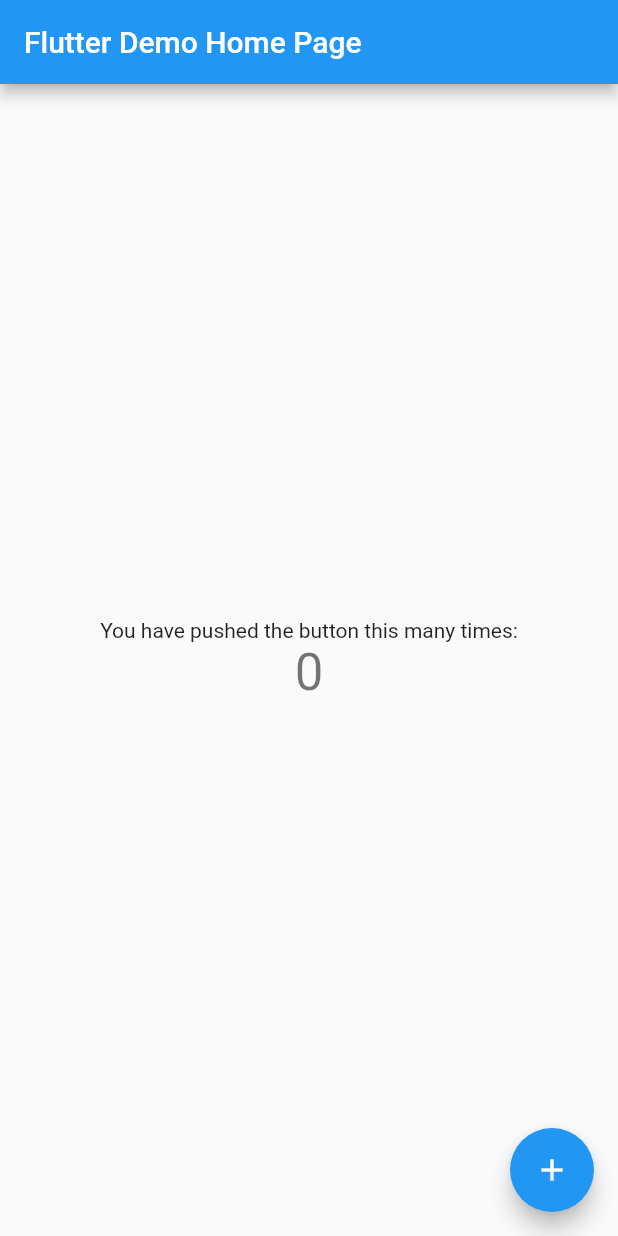
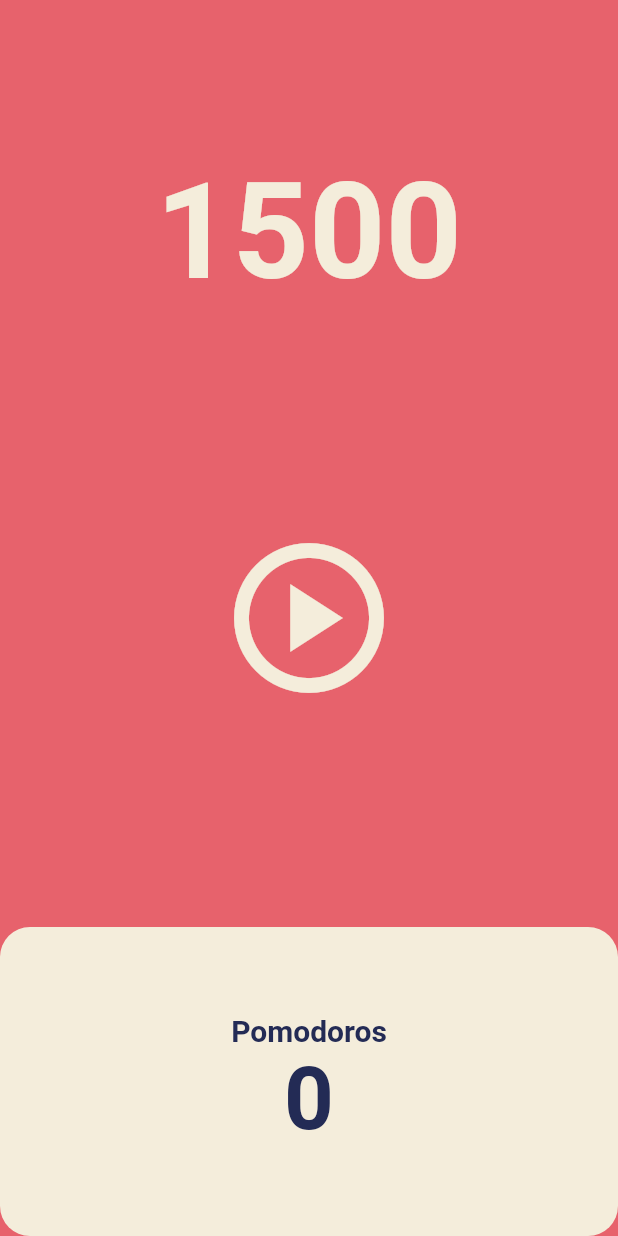
Before and after one commit to jaewonchung97/pomodoro, a Flutter app: the screen it shows after launch, on a phone screen of 412 x 824 dp. Run offline on Flutter 3.47's test engine with Material 2 defaults, Android fonts, the phone set to English and light mode, and no system bars.

Commit message:
Add the basic structure of main page

```diff
--- a/lib/main.dart
+++ b/lib/main.dart
@@ -1,4 +1,5 @@
 import 'package:flutter/material.dart';
+import 'package:pomodoro/screens/home_screen.dart';
 
 void main() {
   runApp(const MyApp());
@@ -11,105 +12,17 @@ class MyApp extends StatelessWidget {
   @override
   Widget build(BuildContext context) {
     return MaterialApp(
-      title: 'Flutter Demo',
+      title: 'Pomodoro App',
       theme: ThemeData(
-        // This is the theme of your application.
-        //
-        // Try running your application with "flutter run". You'll see the
-        // application has a blue toolbar. Then, without quitting the app, try
-        // changing the primarySwatch below to Colors.green and then invoke
-        // "hot reload" (press "r" in the console where you ran "flutter run",
-        // or simply save your changes to "hot reload" in a Flutter IDE).
-        // Notice that the counter didn't reset back to zero; the application
-        // is not restarted.
-        primarySwatch: Colors.blue,
-      ),
-      home: const MyHomePage(title: 'Flutter Demo Home Page'),
+          textTheme: const TextTheme(
+            displayLarge: TextStyle(
+              color: Color(0xFF232B55),
+            ),
+          ),
+          cardColor: const Color(0xFFF4EDDB),
+          colorScheme: ColorScheme.fromSwatch()
+              .copyWith(background: const Color(0xFFE7626C))),
+      home: HomeScreen(),
     );
   }
 }
-
-class MyHomePage extends StatefulWidget {
-  const MyHomePage({super.key, required this.title});
-
-  // This widget is the home page of your application. It is stateful, meaning
-  // that it has a State object (defined below) that contains fields that affect
-  // how it looks.
-
-  // This class is the configuration for the state. It holds the values (in this
-  // case the title) provided by the parent (in this case the App widget) and
-  // used by the build method of the State. Fields in a Widget subclass are
-  // always marked "final".
-
-  final String title;
-
-  @override
-  State<MyHomePage> createState() => _MyHomePageState();
-}
-
-class _MyHomePageState extends State<MyHomePage> {
-  int _counter = 0;
-
-  void _incrementCounter() {
-    setState(() {
-      // This call to setState tells the Flutter framework that something has
-      // changed in this State, which causes it to rerun the build method below
-      // so that the display can reflect the updated values. If we changed
-      // _counter without calling setState(), then the build method would not be
-      // called again, and so nothing would appear to happen.
-      _counter++;
-    });
-  }
-
-  @override
-  Widget build(BuildContext context) {
-    // This method is rerun every time setState is called, for instance as done
-    // by the _incrementCounter method above.
-    //
-    // The Flutter framework has been optimized to make rerunning build methods
-    // fast, so that you can just rebuild anything that needs updating rather
-    // than having to individually change instances of widgets.
-    return Scaffold(
-      appBar: AppBar(
-        // Here we take the value from the MyHomePage object that was created by
-        // the App.build method, and use it to set our appbar title.
-        title: Text(widget.title),
-      ),
-      body: Center(
-        // Center is a layout widget. It takes a single child and positions it
-        // in the middle of the parent.
-        child: Column(
-          // Column is also a layout widget. It takes a list of children and
-          // arranges them vertically. By default, it sizes itself to fit its
-          // children horizontally, and tries to be as tall as its parent.
-          //
-          // Invoke "debug painting" (press "p" in the console, choose the
-          // "Toggle Debug Paint" action from the Flutter Inspector in Android
-          // Studio, or the "Toggle Debug Paint" command in Visual Studio Code)
-          // to see the wireframe for each widget.
-          //
-          // Column has various properties to control how it sizes itself and
-          // how it positions its children. Here we use mainAxisAlignment to
-          // center the children vertically; the main axis here is the vertical
-          // axis because Columns are vertical (the cross axis would be
-          // horizontal).
-          mainAxisAlignment: MainAxisAlignment.center,
-          children: <Widget>[
-            const Text(
-              'You have pushed the button this many times:',
-            ),
-            Text(
-              '$_counter',
-              style: Theme.of(context).textTheme.headlineMedium,
-            ),
-          ],
-        ),
-      ),
-      floatingActionButton: FloatingActionButton(
-        onPressed: _incrementCounter,
-        tooltip: 'Increment',
-        child: const Icon(Icons.add),
-      ), // This trailing comma makes auto-formatting nicer for build methods.
-    );
-  }
-}
--- /dev/null
+++ b/lib/screens/home_screen.dart
@@ -0,0 +1,116 @@
+import 'dart:async';
+
+import 'package:flutter/material.dart';
+
+class HomeScreen extends StatefulWidget {
+  const HomeScreen({Key? key}) : super(key: key);
+
+  @override
+  State<HomeScreen> createState() => _HomeScreenState();
+}
+
+class _HomeScreenState extends State<HomeScreen> {
+  int totalSeconds = 1500;
+  bool isRunning = false;
+  late Timer timer;
+
+  void onTick(Timer timer) {
+    setState(() {
+      totalSeconds--;
+    });
+  }
+
+  void onStartPressed() {
+    timer = Timer.periodic(
+      const Duration(seconds: 1),
+      onTick,
+    );
+    setState(() {
+      isRunning = true;
+    });
+  }
+
+  void onPausePressed() {
+    timer.cancel();
+    setState(() {
+      isRunning = false;
+    });
+  }
+
+  @override
+  Widget build(BuildContext context) {
+    return Scaffold(
+      backgroundColor: Theme.of(context).colorScheme.background,
+      body: Column(
+        children: [
+          Flexible(
+            flex: 1,
+            child: Container(
+              alignment: Alignment.bottomCenter,
+              child: Text(
+                '$totalSeconds',
+                style: TextStyle(
+                    color: Theme.of(context).cardColor,
+                    fontSize: 89,
+                    fontWeight: FontWeight.w600),
+              ),
+            ),
+          ),
+          Flexible(
+            flex: 2,
+            child: Container(
+              child: Center(
+                child: IconButton(
+                  icon: Icon(isRunning
+                      ? Icons.pause_circle_outlined
+                      : Icons.play_circle_outlined),
+                  onPressed: isRunning ? onPausePressed : onStartPressed,
+                  iconSize: 120,
+                  color: Theme.of(context).cardColor,
+                ),
+              ),
+            ),
+          ),
+          Flexible(
+            flex: 1,
+            child: Row(
+              children: [
+                Expanded(
+                  child: Container(
+                    decoration: BoxDecoration(
+                      color: Theme.of(context).cardColor,
+                      borderRadius: BorderRadius.circular(20),
+                    ),
+                    child: Column(
+                      mainAxisAlignment: MainAxisAlignment.center,
+                      children: [
+                        Text(
+                          'Pomodoros',
+                          style: TextStyle(
+                            fontSize: 20,
+                            color:
+                                Theme.of(context).textTheme.displayLarge?.color,
+                            fontWeight: FontWeight.w600,
+                          ),
+                        ),
+                        Text(
+                          '0',
+                          style: TextStyle(
+                            fontSize: 58,
+                            color:
+                                Theme.of(context).textTheme.displayLarge?.color,
+                            fontWeight: FontWeight.w600,
+                          ),
+                        ),
+                      ],
+                    ),
+                  ),
+                ),
+              ],
+            ),
+          ),
+        ],
+      ),
+    );
+  }
+}
```
